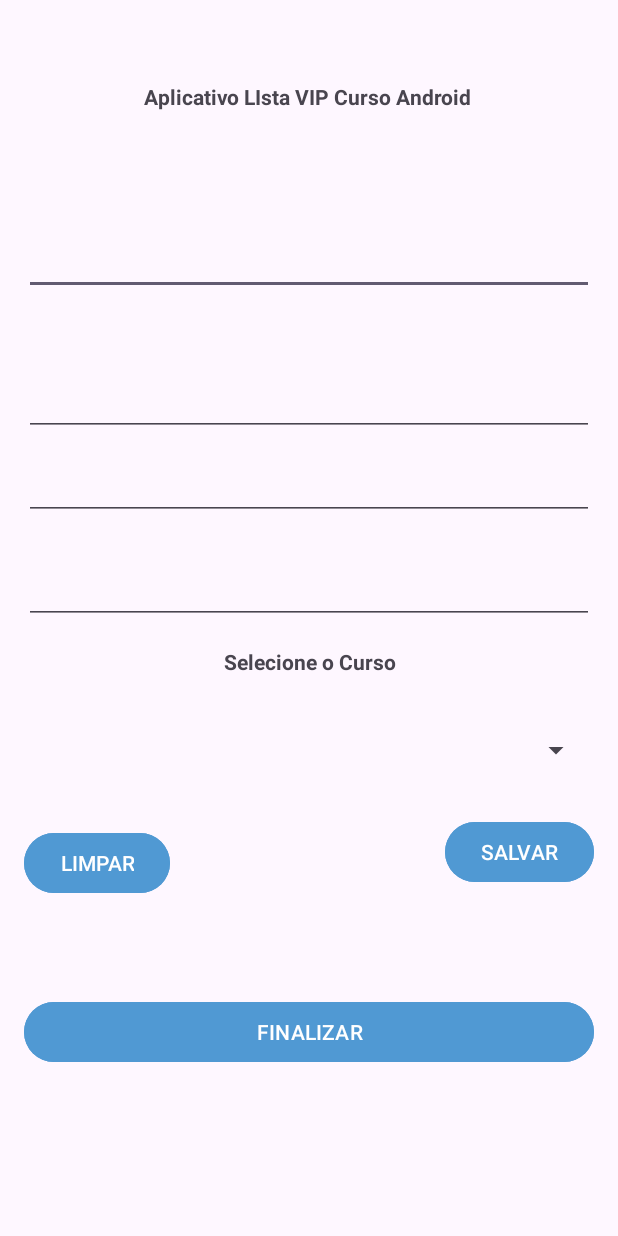
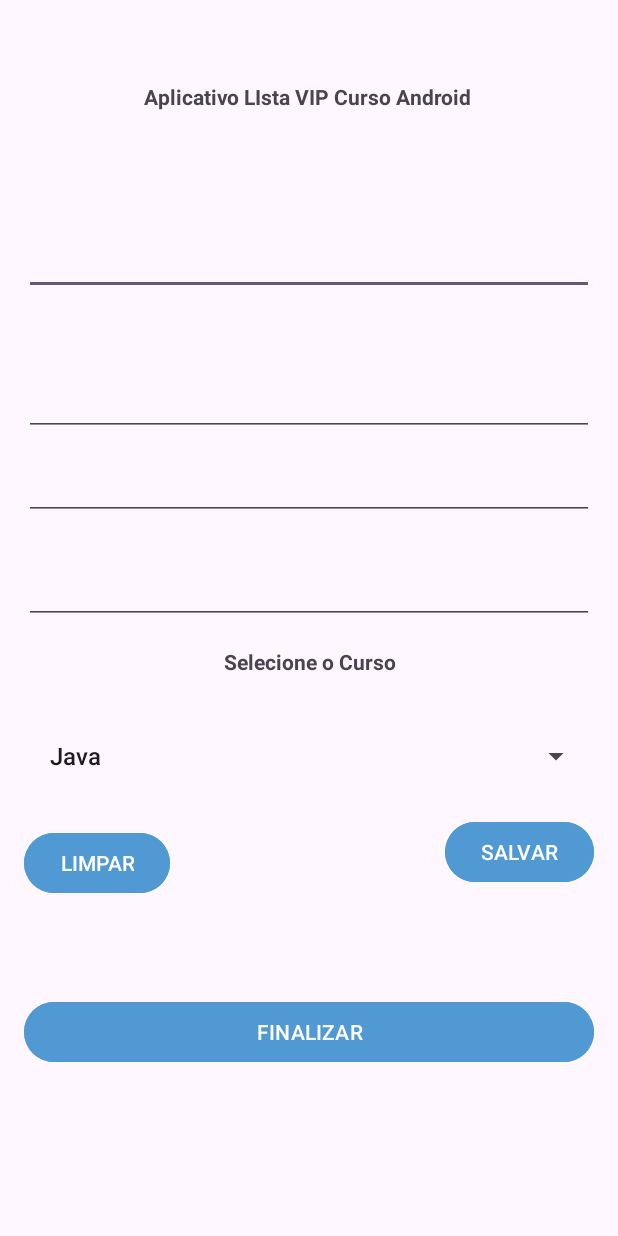
Before and after one commit to gabrielBMS0103/aplicativos-mobile-android, an Android app: the screen it shows after launch (MainActivity), on a phone screen of 412 x 824 dp. Run offline under Robolectric (Android 15) with nearby library versions, the phone set to English and light mode, and no system bars.

```diff
--- a/Applistadecurso/app/src/main/java/devandroid/gabriel/applistacurso/controller/CursoController.java
+++ b/Applistadecurso/app/src/main/java/devandroid/gabriel/applistacurso/controller/CursoController.java
@@ -36,7 +36,7 @@ public class CursoController {
         for (int i = 0; i < getListaDeCursos(). size(); i++) {
 
             Curso objeto = (Curso) getListaDeCursos().get(i);
-            dados.add(objeto.getNomeDoCursoDesejado();
+            dados.add(objeto.getNomeDoCursoDesejado());
 
         }
 
--- a/Applistadecurso/app/src/main/java/devandroid/gabriel/applistacurso/view/MainActivity.java
+++ b/Applistadecurso/app/src/main/java/devandroid/gabriel/applistacurso/view/MainActivity.java
@@ -5,8 +5,10 @@ import androidx.appcompat.app.AppCompatActivity;
 import android.os.Bundle;
 import android.util.Log;
 import android.view.View;
+import android.widget.ArrayAdapter;
 import android.widget.Button;
 import android.widget.EditText;
+import android.widget.Spinner;
 import android.widget.Toast;
 
 import java.util.List;
@@ -14,14 +16,13 @@ import java.util.List;
 import devandroid.gabriel.applistacurso.R;
 import devandroid.gabriel.applistacurso.controller.CursoController;
 import devandroid.gabriel.applistacurso.controller.PesoaControler;
-import devandroid.gabriel.applistacurso.model.Curso;
 import devandroid.gabriel.applistacurso.model.Pessoa;
 
 public class MainActivity extends AppCompatActivity {
     CursoController CursoController;
     PesoaControler controler;
     Pessoa pessoa;
-    List<Curso> listaDeCursos;
+    List<String> nomesDosCursos;
     String dadosPessoa;
 
     EditText editPrimeiroNome;
@@ -32,6 +33,8 @@ public class MainActivity extends AppCompatActivity {
     Button buttonLimpar;
     Button buttonSalvar;
     Button buttonFinalizar;
+
+    Spinner spinner;
 
     @Override
     protected void onCreate(Bundle savedInstanceState) {
@@ -44,8 +47,7 @@ public class MainActivity extends AppCompatActivity {
 
         pessoa = new Pessoa();
 
-        CursoController = new CursoController();
-        listaDeCursos = CursoController.getListaDeCursos();
+
 
 
         // Atribuir coteudo< dados, valores para Objeto
@@ -60,9 +62,27 @@ public class MainActivity extends AppCompatActivity {
         editNomeCurso = findViewById(R.id.editNomeCurso);
         editTelefonedeContato = findViewById(R.id.editTelefonedeContato);
 
+
+
         buttonLimpar = findViewById(R.id.btnLimpar);
         buttonSalvar = findViewById(R.id.btnSalvar);
         buttonFinalizar = findViewById(R.id.btnFinalizar);
+
+        //adapter
+        // layout
+        // injetar o adapter ao spinner
+
+        CursoController = new CursoController();
+        nomesDosCursos = CursoController.dadosParaSpinner();
+        spinner = findViewById(R.id.spinner);
+
+        ArrayAdapter<String> adapter = new ArrayAdapter<>(this,android.R.layout.simple_list_item_1, CursoController.dadosParaSpinner());
+
+        adapter.setDropDownViewResource(android.R.layout.simple_list_item_1);
+
+        spinner.setAdapter(adapter);
+
+
 
         editPrimeiroNome.setText(pessoa.getPrimeiroNome());
         editSobreNomeAluno.setText(pessoa.getSobreNome());
```
